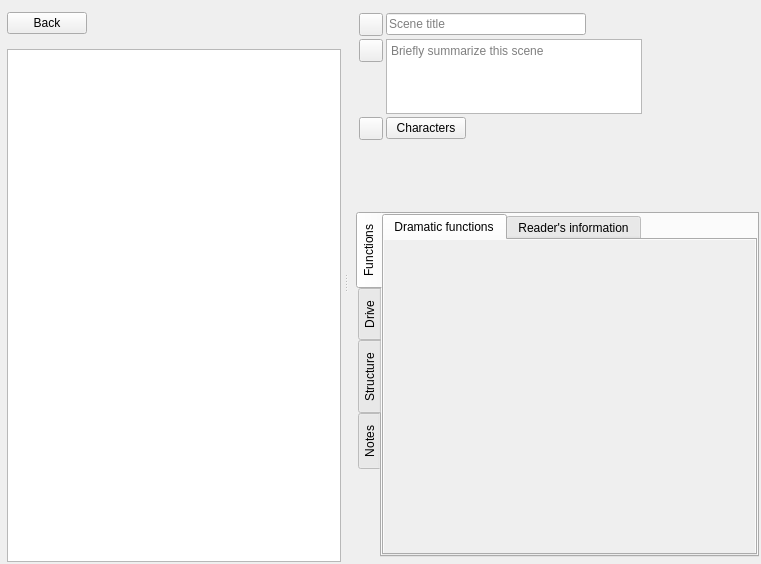
First picture: the form in ui/scene_editor.ui, repository plotlyst/plotlyst-app, before the edit.
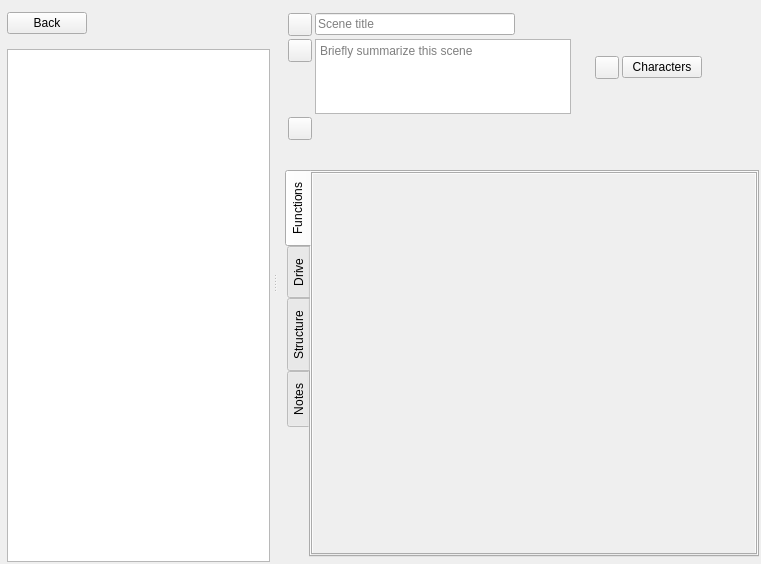
Second picture: the form after the edit. Custom widgets are drawn as their Qt base class.

The edit to the form file:
```diff
--- a/ui/scene_editor.ui
+++ b/ui/scene_editor.ui
@@ -308,8 +308,133 @@
               </layout>
              </item>
              <item>
-              <widget class="QWidget" name="wdgCharactersContainer" native="true">
+              <widget class="QWidget" name="wdgSceneType" native="true">
+               <layout class="QHBoxLayout" name="horizontalLayout_4">
+                <property name="spacing">
+                 <number>3</number>
+                </property>
+                <property name="leftMargin">
+                 <number>0</number>
+                </property>
+                <property name="topMargin">
+                 <number>0</number>
+                </property>
+                <property name="rightMargin">
+                 <number>0</number>
+                </property>
+                <property name="bottomMargin">
+                 <number>0</number>
+                </property>
+                <item alignment="Qt::AlignLeft">
+                 <widget class="QToolButton" name="iconType">
+                  <property name="text">
+                   <string/>
+                  </property>
+                  <property name="transparent" stdset="0">
+                   <bool>true</bool>
+                  </property>
+                 </widget>
+                </item>
+                <item>
+                 <spacer name="horizontalSpacer_4">
+                  <property name="orientation">
+                   <enum>Qt::Horizontal</enum>
+                  </property>
+                  <property name="sizeHint" stdset="0">
+                   <size>
+                    <width>40</width>
+                    <height>20</height>
+                   </size>
+                  </property>
+                 </spacer>
+                </item>
+               </layout>
+              </widget>
+             </item>
+             <item>
+              <widget class="QWidget" name="wdgStorylinesParent" native="true">
+               <layout class="QHBoxLayout" name="horizontalLayout_2">
+                <property name="spacing">
+                 <number>3</number>
+                </property>
+                <property name="leftMargin">
+                 <number>0</number>
+                </property>
+                <property name="topMargin">
+                 <number>1</number>
+                </property>
+                <property name="rightMargin">
+                 <number>0</number>
+                </property>
+                <property name="bottomMargin">
+                 <number>5</number>
+                </property>
+                <item>
+                 <widget class="QWidget" name="wdgStorylines" native="true"/>
+                </item>
+                <item>
+                 <spacer name="horizontalSpacer_2">
+                  <property name="orientation">
+                   <enum>Qt::Horizontal</enum>
+                  </property>
+                  <property name="sizeHint" stdset="0">
+                   <size>
+                    <width>40</width>
+                    <height>20</height>
+                   </size>
+                  </property>
+                 </spacer>
+                </item>
+               </layout>
+              </widget>
+             </item>
+            </layout>
+           </widget>
+          </item>
+          <item>
                <layout class="QVBoxLayout" name="verticalLayout_12">
+            <property name="spacing">
+             <number>3</number>
+            </property>
+            <item alignment="Qt::AlignTop">
+             <widget class="QWidget" name="wdgStructureParent" native="true">
+              <layout class="QHBoxLayout" name="horizontalLayout_3">
+               <property name="spacing">
+                <number>0</number>
+               </property>
+               <property name="leftMargin">
+                <number>0</number>
+               </property>
+               <property name="topMargin">
+                <number>0</number>
+               </property>
+               <property name="rightMargin">
+                <number>0</number>
+               </property>
+               <property name="bottomMargin">
+                <number>0</number>
+               </property>
+              </layout>
+             </widget>
+            </item>
+            <item alignment="Qt::AlignBottom">
+             <widget class="QWidget" name="wdgCharactersContainer" native="true">
+              <layout class="QVBoxLayout" name="verticalLayout_19">
+               <property name="spacing">
+                <number>3</number>
+               </property>
+               <property name="leftMargin">
+                <number>2</number>
+               </property>
+               <property name="topMargin">
+                <number>25</number>
+               </property>
+               <property name="rightMargin">
+                <number>2</number>
+               </property>
+               <property name="bottomMargin">
+                <number>2</number>
+               </property>
                 <item alignment="Qt::AlignTop">
                  <widget class="QWidget" name="widget" native="true">
                   <property name="sizePolicy">
@@ -374,24 +499,6 @@
                  </widget>
                 </item>
                 <item>
-                 <widget class="QWidget" name="widget_2" native="true">
-                  <layout class="QHBoxLayout" name="horizontalLayout_3">
-                   <property name="spacing">
-                    <number>0</number>
-                   </property>
-                   <property name="leftMargin">
-                    <number>24</number>
-                   </property>
-                   <property name="topMargin">
-                    <number>0</number>
-                   </property>
-                   <property name="rightMargin">
-                    <number>0</number>
-                   </property>
-                   <property name="bottomMargin">
-                    <number>0</number>
-                   </property>
-                   <item>
                     <widget class="LabelsWidget" name="wdgCharacters" native="true">
                      <property name="sizePolicy">
                       <sizepolicy hsizetype="Expanding" vsizetype="Maximum">
@@ -402,7 +509,7 @@
                      <property name="minimumSize">
                       <size>
                        <width>0</width>
-                       <height>45</height>
+                   <height>85</height>
                       </size>
                      </property>
                     </widget>
@@ -411,47 +518,6 @@
                  </widget>
                 </item>
                </layout>
-              </widget>
-             </item>
-            </layout>
-           </widget>
-          </item>
-         </layout>
-        </widget>
-       </item>
-       <item>
-        <widget class="QWidget" name="wdgMidbar" native="true">
-         <layout class="QHBoxLayout" name="horizontalLayout_2">
-          <property name="spacing">
-           <number>10</number>
-          </property>
-          <property name="leftMargin">
-           <number>15</number>
-          </property>
-          <property name="topMargin">
-           <number>1</number>
-          </property>
-          <property name="rightMargin">
-           <number>0</number>
-          </property>
-          <property name="bottomMargin">
-           <number>5</number>
-          </property>
-          <item>
-           <widget class="QWidget" name="wdgStorylines" native="true"/>
-          </item>
-          <item>
-           <spacer name="horizontalSpacer_2">
-            <property name="orientation">
-             <enum>Qt::Horizontal</enum>
-            </property>
-            <property name="sizeHint" stdset="0">
-             <size>
-              <width>40</width>
-              <height>20</height>
-             </size>
-            </property>
-           </spacer>
           </item>
          </layout>
         </widget>
@@ -523,6 +589,9 @@
                  <property name="currentIndex">
                   <number>0</number>
                  </property>
+                 <property name="tabBarAutoHide">
+                  <bool>true</bool>
+                 </property>
                  <property name="centered" stdset="0">
                   <bool>true</bool>
                  </property>
@@ -566,7 +635,7 @@
                         <x>0</x>
                         <y>0</y>
                         <width>367</width>
-                        <height>267</height>
+                        <height>357</height>
                        </rect>
                       </property>
                       <property name="muted-bg" stdset="0">
@@ -597,15 +666,6 @@
                    </item>
                   </layout>
                  </widget>
-                 <widget class="QWidget" name="tabInformationFunctions">
-                  <property name="muted-bg" stdset="0">
-                   <bool>true</bool>
-                  </property>
-                  <attribute name="title">
-                   <string>Reader's information</string>
-                  </attribute>
-                  <layout class="QVBoxLayout" name="verticalLayout_19"/>
-                 </widget>
                 </widget>
                </item>
               </layout>
```
Left out of the diff: 2 changed lines with no effect on the pictures. Lines whose indentation alone changed are shown as unchanged.
